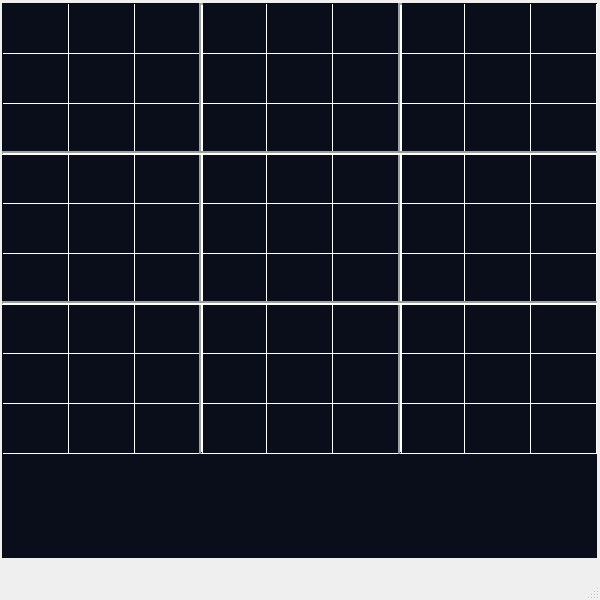
Qt form Sudoku/maingame.ui (UIAP4002-Dr-Mahdavi/mini-project-2-sudoku-Hsoonaik) before a commit.
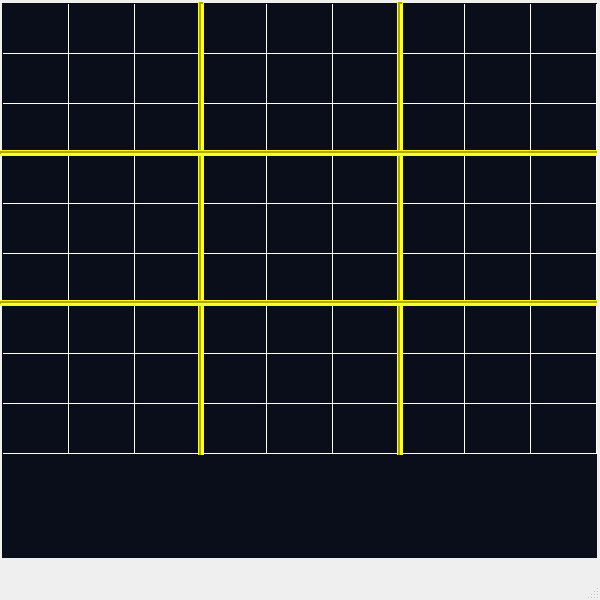
The same form after that commit.

Patch:
```diff
--- a/Sudoku/maingame.ui
+++ b/Sudoku/maingame.ui
@@ -42,11 +42,23 @@
     <property name="geometry">
      <rect>
       <x>193</x>
-      <y>3</y>
+      <y>-3</y>
       <width>16</width>
-      <height>451</height>
+      <height>463</height>
      </rect>
     </property>
+    <property name="styleSheet">
+     <string notr="true">background-color: rgb(255, 255, 0);
+color: rgb(255, 255, 0);
+margin  : 5px;
+
+
+
+
+
+
+</string>
+    </property>
     <property name="lineWidth">
      <number>2</number>
     </property>
@@ -58,11 +70,23 @@
     <property name="geometry">
      <rect>
       <x>392</x>
-      <y>3</y>
+      <y>-3</y>
       <width>16</width>
-      <height>451</height>
+      <height>463</height>
      </rect>
     </property>
+    <property name="styleSheet">
+     <string notr="true">background-color: rgb(255, 255, 0);
+color: rgb(255, 255, 0);
+margin  : 5px;
+
+
+
+
+
+
+</string>
+    </property>
     <property name="lineWidth">
      <number>2</number>
     </property>
@@ -73,12 +97,24 @@
    <widget class="Line" name="line_3">
     <property name="geometry">
      <rect>
-      <x>2</x>
+      <x>-5</x>
       <y>145</y>
-      <width>601</width>
+      <width>610</width>
       <height>16</height>
      </rect>
     </property>
+    <property name="styleSheet">
+     <string notr="true">background-color: rgb(255, 255, 0);
+color: rgb(255, 255, 0);
+margin  : 5px;
+
+
+
+
+
+
+</string>
+    </property>
     <property name="lineWidth">
      <number>2</number>
     </property>
@@ -89,12 +125,24 @@
    <widget class="Line" name="line_4">
     <property name="geometry">
      <rect>
-      <x>2</x>
+      <x>-5</x>
       <y>295</y>
-      <width>601</width>
+      <width>610</width>
       <height>16</height>
      </rect>
     </property>
+    <property name="styleSheet">
+     <string notr="true">background-color: rgb(255, 255, 0);
+color: rgb(255, 255, 0);
+margin  : 5px;
+
+
+
+
+
+
+</string>
+    </property>
     <property name="lineWidth">
      <number>2</number>
     </property>
```
